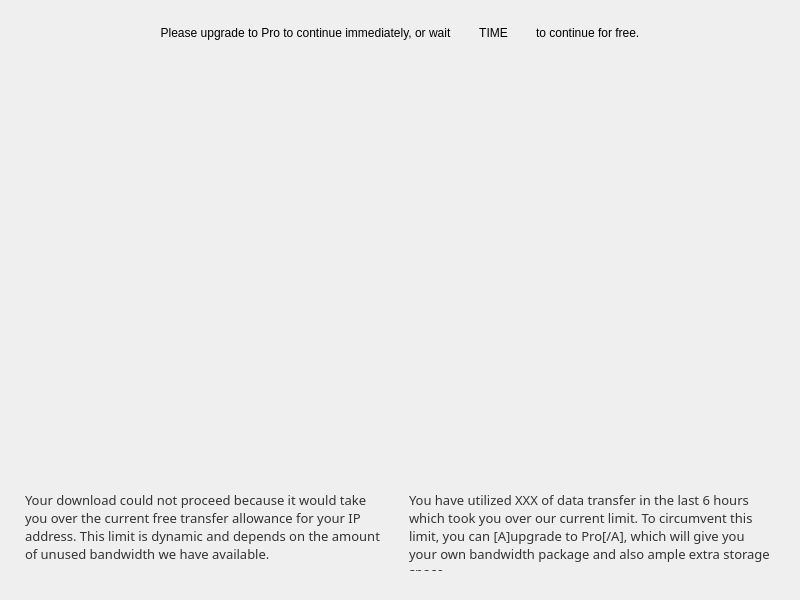
First picture: the form in src/MEGASync/gui/win/UpgradeDialog.ui, repository meganz/MEGAsync, before the edit.
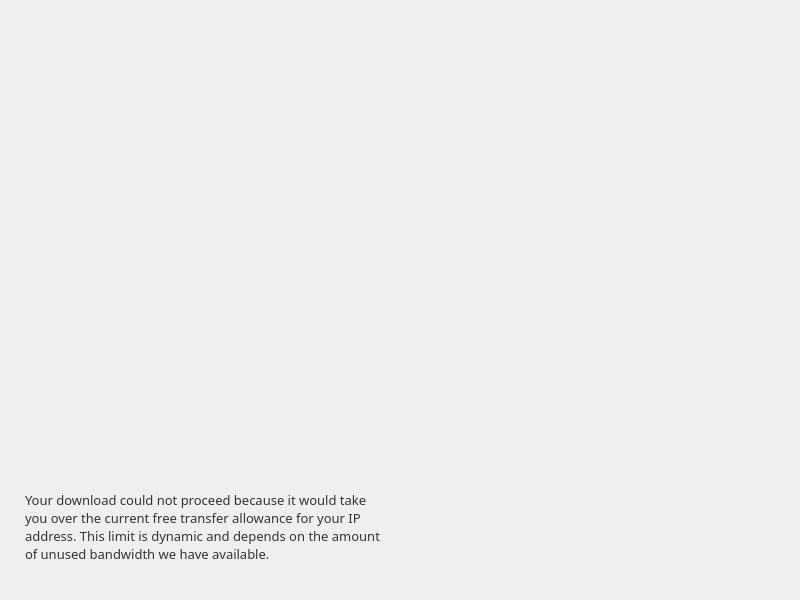
Second picture: the form after the edit.

The edit to the form file:
```diff
--- a/src/MEGASync/gui/win/UpgradeDialog.ui
+++ b/src/MEGASync/gui/win/UpgradeDialog.ui
@@ -84,54 +84,10 @@
         </property>
        </spacer>
       </item>
-      <item>
-       <widget class="QLabel" name="lDescTime">
-        <property name="minimumSize">
-         <size>
-          <width>0</width>
-          <height>20</height>
-         </size>
-        </property>
-        <property name="maximumSize">
-         <size>
-          <width>16777215</width>
-          <height>20</height>
-         </size>
-        </property>
-        <property name="text">
-         <string>Please upgrade to Pro to continue immediately, or wait</string>
-        </property>
-        <property name="alignment">
-         <set>Qt::AlignCenter</set>
-        </property>
-       </widget>
-      </item>
       <item>
        <widget class="QLabel" name="lRemainingTime">
         <property name="minimumSize">
          <size>
-          <width>85</width>
-          <height>20</height>
-         </size>
-        </property>
-        <property name="maximumSize">
-         <size>
-          <width>85</width>
-          <height>20</height>
-         </size>
-        </property>
-        <property name="text">
-         <string>TIME</string>
-        </property>
-        <property name="alignment">
-         <set>Qt::AlignCenter</set>
-        </property>
-       </widget>
-      </item>
-      <item>
-       <widget class="QLabel" name="lContinue">
-        <property name="minimumSize">
-         <size>
           <width>0</width>
           <height>20</height>
          </size>
@@ -143,7 +99,10 @@
          </size>
         </property>
         <property name="text">
-         <string>to continue for free.</string>
+         <string/>
+        </property>
+        <property name="alignment">
+         <set>Qt::AlignCenter</set>
         </property>
        </widget>
       </item>
@@ -246,7 +205,7 @@
          </size>
         </property>
         <property name="text">
-         <string>You have utilized XXX of data transfer in the last 6 hours which took you over our current limit. To circumvent this limit, you can [A]upgrade to Pro[/A], which will give you your own bandwidth package and also ample extra storage space.</string>
+         <string/>
         </property>
         <property name="alignment">
          <set>Qt::AlignLeading|Qt::AlignLeft|Qt::AlignTop</set>
```
